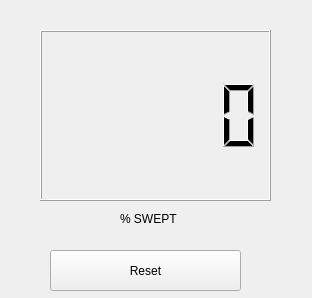
Above: aspirador/src/mainUI.ui from pbustos/beta-robotica-class before the change. Below: the same form after it.
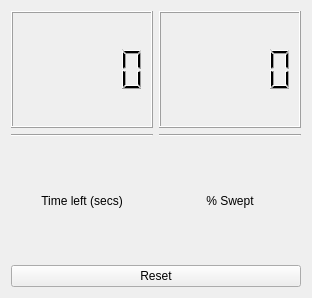
That is the form after the change.

Commit message: new time display

The edit to the form file:
```diff
--- a/aspirador/src/mainUI.ui
+++ b/aspirador/src/mainUI.ui
@@ -13,45 +13,92 @@
   <property name="windowTitle">
    <string>aspirador</string>
   </property>
-  <widget class="QPushButton" name="pushButton">
-   <property name="geometry">
-    <rect>
-     <x>50</x>
-     <y>250</y>
-     <width>191</width>
-     <height>41</height>
-    </rect>
-   </property>
-   <property name="text">
-    <string>Reset</string>
-   </property>
-  </widget>
-  <widget class="QLCDNumber" name="lcdNumber">
-   <property name="geometry">
-    <rect>
-     <x>40</x>
-     <y>30</y>
-     <width>231</width>
-     <height>171</height>
-    </rect>
-   </property>
-   <property name="smallDecimalPoint">
-    <bool>true</bool>
-   </property>
-  </widget>
-  <widget class="QLabel" name="label">
-   <property name="geometry">
-    <rect>
-     <x>120</x>
-     <y>210</y>
-     <width>66</width>
-     <height>17</height>
-    </rect>
-   </property>
-   <property name="text">
-    <string>% SWEPT</string>
-   </property>
-  </widget>
+  <layout class="QVBoxLayout" name="verticalLayout_4">
+   <item>
+    <layout class="QVBoxLayout" name="verticalLayout_3">
+     <item>
+      <layout class="QHBoxLayout" name="horizontalLayout">
+       <item>
+        <layout class="QVBoxLayout" name="verticalLayout">
+         <item>
+          <widget class="QLCDNumber" name="lcdNumber_time">
+           <property name="font">
+            <font>
+             <pointsize>14</pointsize>
+            </font>
+           </property>
+           <property name="smallDecimalPoint">
+            <bool>true</bool>
+           </property>
+          </widget>
+         </item>
+         <item>
+          <widget class="Line" name="line">
+           <property name="orientation">
+            <enum>Qt::Horizontal</enum>
+           </property>
+          </widget>
+         </item>
+         <item>
+          <widget class="QLabel" name="label_2">
+           <property name="layoutDirection">
+            <enum>Qt::LeftToRight</enum>
+           </property>
+           <property name="text">
+            <string>Time left (secs)</string>
+           </property>
+           <property name="alignment">
+            <set>Qt::AlignCenter</set>
+           </property>
+          </widget>
+         </item>
+        </layout>
+       </item>
+       <item>
+        <layout class="QVBoxLayout" name="verticalLayout_2">
+         <item>
+          <widget class="QLCDNumber" name="lcdNumber_percent">
+           <property name="font">
+            <font>
+             <pointsize>14</pointsize>
+            </font>
+           </property>
+           <property name="smallDecimalPoint">
+            <bool>true</bool>
+           </property>
+          </widget>
+         </item>
+         <item>
+          <widget class="Line" name="line_2">
+           <property name="orientation">
+            <enum>Qt::Horizontal</enum>
+           </property>
+          </widget>
+         </item>
+         <item>
+          <widget class="QLabel" name="label">
+           <property name="text">
+            <string>% Swept</string>
+           </property>
+           <property name="alignment">
+            <set>Qt::AlignCenter</set>
+           </property>
+          </widget>
+         </item>
+        </layout>
+       </item>
+      </layout>
+     </item>
+     <item>
+      <widget class="QPushButton" name="pushButton">
+       <property name="text">
+        <string>Reset</string>
+       </property>
+      </widget>
+     </item>
+    </layout>
+   </item>
+  </layout>
  </widget>
  <resources/>
  <connections/>
```
The commit also changes 2 other files.
